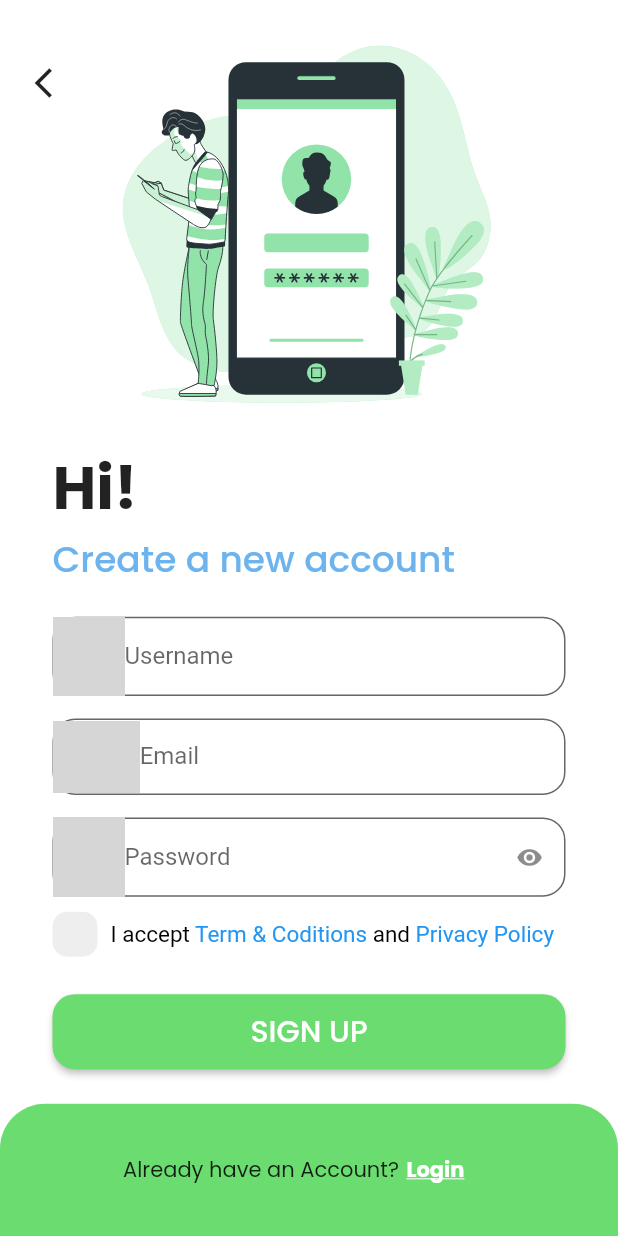
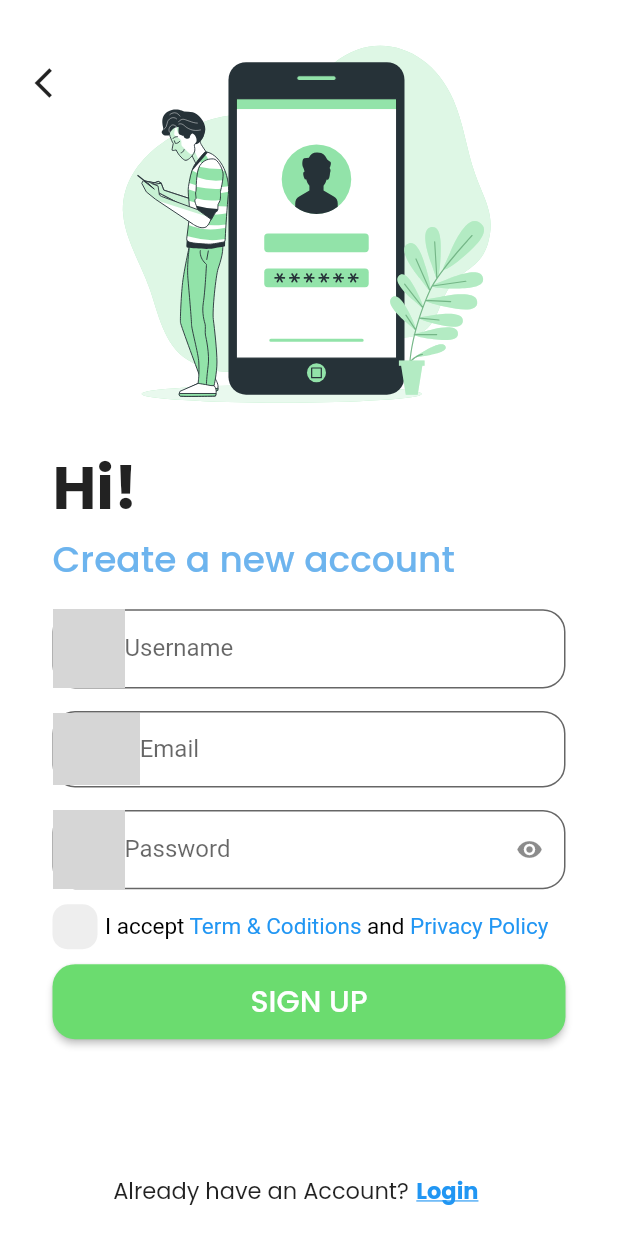
Before and after one commit to Ngochiendev/ShopApp, a Flutter app: the SignUpScreen screen opened by its route, after a tap on the "arrow back ios" icon, after a tap on "LOGIN", after a tap on "Sign Up", on a phone screen of 412 x 824 dp. Run offline on Flutter 3.47's test engine with Material 2 defaults, Android fonts, the phone set to English and light mode, and no system bars; our stand-ins replace firebase_auth, firebase_core, flutter_svg, get, google_fonts, lottie; accounts and stored records are empty; grey boxes are pictures that could not be loaded.

Commit message:
fixed UI Login & Logup

```diff
--- a/lib/View/screens/auth/component/check_widget.dart
+++ b/lib/View/screens/auth/component/check_widget.dart
@@ -20,6 +20,7 @@ class check_widget extends StatelessWidget {
             InkWell(
               borderRadius: BorderRadius.circular(10),
               onTap: () {
+                print('check');
                 controller.Checkbox();
               },
               child: Container(
@@ -35,12 +36,13 @@ class check_widget extends StatelessWidget {
               ),
             ),
             const SizedBox(width: 5),
-            RichText(
-              textAlign: TextAlign.center,
+            Expanded(
+              child: RichText(
+                textAlign: TextAlign.start,
                 text: TextSpan(
                   children: [
                     const TextSpan(
-                    text: " I accept ",
+                      text: "I accept ",
                       style: TextStyle(
                         color: Colors.black,
                         fontSize: 15,
@@ -85,6 +87,7 @@ class check_widget extends StatelessWidget {
                   ],
                 ),
               ),
+            ),
           ],
         ),
       );
--- a/lib/View/screens/auth/component/social_login.dart
+++ b/lib/View/screens/auth/component/social_login.dart
@@ -15,8 +15,8 @@ class SocialCard extends StatelessWidget {
     return GestureDetector(
       onTap: onpress,
       child: Container(
-        height: 50,
-        width: 50,
+        height: 45,
+        width: 45,
         margin: const EdgeInsets.symmetric(horizontal: 10),
         padding: const EdgeInsets.all(8),
         decoration: const BoxDecoration(
--- a/lib/View/screens/auth/login_screen.dart
+++ b/lib/View/screens/auth/login_screen.dart
@@ -31,7 +31,23 @@ class _LoginScreenState extends State<LoginScreen> {
         child: SizedBox(
           height: size.height,
           width: size.width,
-          child: Column(
+          child: Stack(
+            alignment: Alignment.bottomCenter,
+            children: [
+              Positioned(
+                top: 40,
+                left: 20,
+                height: 30,
+                width: 30,
+                child: GestureDetector(
+                  onTap: () {
+                    print('None');
+                    // Get.offNamed("/loginScreen");
+                  },
+                  child: const Icon(Icons.arrow_back_ios),
+                ),
+              ),
+              Column(
                 crossAxisAlignment: CrossAxisAlignment.stretch,
                 children: [
                   Container(
@@ -48,7 +64,6 @@ class _LoginScreenState extends State<LoginScreen> {
                   ),
                   Expanded(
                     flex: 5,
-                child: Container(
                     child: Padding(
                       padding: const EdgeInsets.symmetric(horizontal: 35.0),
                       child: Column(
@@ -85,8 +100,8 @@ class _LoginScreenState extends State<LoginScreen> {
                                         return null;
                                       }
                                     },
-                                  prefixIcon:
-                                      Image.asset('./assets/images/email.png'),
+                                    prefixIcon: Image.asset(
+                                        './assets/images/email.png'),
                                     hintText: 'Email',
                                     labelText: 'Email',
                                   ),
@@ -96,8 +111,9 @@ class _LoginScreenState extends State<LoginScreen> {
                                     builder: (_) {
                                       return AuthTextFormField(
                                         controller: password_controller,
-                                      obscureText:
-                                          controller.isVisibilty ? false : true,
+                                        obscureText: controller.isVisibilty
+                                            ? false
+                                            : true,
                                         validator: (password) {
                                           if (password == null ||
                                               password.isEmpty) {
@@ -148,21 +164,23 @@ class _LoginScreenState extends State<LoginScreen> {
                                       return AuthButton(
                                         text: 'LOGIN',
                                         onpress: () async {
-                                        if (formKey.currentState!.validate()) {
+                                          if (formKey.currentState!
+                                              .validate()) {
                                             String email =
                                                 email_controller.text.trim();
                                             String password =
                                                 password_controller.text;
                                             controller.logInUsingFirebase(
-                                              email: email, password: password);
+                                                email: email,
+                                                password: password);
                                           }
                                         },
                                       );
                                     },
                                   ),
                                   Container(
-                                  margin:
-                                      const EdgeInsets.symmetric(vertical: 20),
+                                    margin: const EdgeInsets.symmetric(
+                                        vertical: 20),
                                     child: Row(
                                       children: const [
                                         Flexible(
@@ -172,8 +190,8 @@ class _LoginScreenState extends State<LoginScreen> {
                                           ),
                                         ),
                                         Padding(
-                                        padding:
-                                            EdgeInsets.symmetric(horizontal: 8),
+                                          padding: EdgeInsets.symmetric(
+                                              horizontal: 8),
                                           child: Text(
                                             'Or Sign In with',
                                             style: TextStyle(fontSize: 14),
@@ -192,7 +210,8 @@ class _LoginScreenState extends State<LoginScreen> {
                                     mainAxisAlignment: MainAxisAlignment.center,
                                     children: [
                                       SocialCard(
-                                      icon: './assets/icons/facebook_icon.svg',
+                                        icon:
+                                            './assets/icons/facebook_icon.svg',
                                         onpress: () {
                                           print('facebook');
                                         },
@@ -213,23 +232,17 @@ class _LoginScreenState extends State<LoginScreen> {
                       ),
                     ),
                   ),
+                ],
               ),
-              Expanded(
-                flex: 1,
-                child: Container(
-                  padding:
-                      const EdgeInsets.symmetric(horizontal: 32, vertical: 30),
-                  decoration: const BoxDecoration(
-                    borderRadius:
-                        BorderRadius.vertical(top: Radius.circular(30)),
-                    color: Color.fromARGB(255, 107, 220, 111),
-                  ),
+              SizedBox(
+                height: 60,
                 child: Row(
                   mainAxisAlignment: MainAxisAlignment.center,
                   children: [
                     const TextUltils(
                       text: 'Don\'t have an Account?',
-                        color: Colors.white,
+                      fontsize: 15,
+                      color: Colors.black,
                     ),
                     TextButton(
                       style: TextButton.styleFrom(
@@ -244,12 +257,13 @@ class _LoginScreenState extends State<LoginScreen> {
                       },
                       child: const TextUltils(
                         text: 'Sign Up',
-                            color: Colors.white,
+                        fontsize: 15,
+                        color: Colors.blue,
                         fontWeight: FontWeight.bold,
                         decoration: TextDecoration.underline,
-                          )),
+                      ),
+                    ),
                   ],
-                  ),
                 ),
               ),
             ],
--- a/lib/View/screens/auth/signup_screen.dart
+++ b/lib/View/screens/auth/signup_screen.dart
@@ -32,6 +32,7 @@ class _SignUpScreenState extends State<SignUpScreen> {
           height: size.height,
           width: size.width,
           child: Stack(
+            alignment: Alignment.bottomCenter,
             children: [
               Positioned(
                 top: 40,
@@ -80,7 +81,7 @@ class _SignUpScreenState extends State<SignUpScreen> {
                               fontWeight: FontWeight.w500,
                               color: Color.fromARGB(255, 109, 180, 238),
                             ),
-                            const SizedBox(height: 20),
+                            const SizedBox(height: 15),
 
                             //username
                             AuthTextFormField(
@@ -151,7 +152,6 @@ class _SignUpScreenState extends State<SignUpScreen> {
 
                             //Text Term & Coditions
                             check_widget(),
-                            const SizedBox(height: 15),
                             //Button sign up
                             GetBuilder<Authcontroller>(
                               builder: (_) {
@@ -190,22 +190,17 @@ class _SignUpScreenState extends State<SignUpScreen> {
                       ),
                     ),
                   ),
+                ],
+              ),
               //Bottom
-                  Expanded(
-                    flex: 1,
-                    child: Container(
-                      padding: const EdgeInsets.symmetric(
-                          horizontal: 32, vertical: 30),
-                      decoration: const BoxDecoration(
-                        borderRadius:
-                            BorderRadius.vertical(top: Radius.circular(30)),
-                        color: Color.fromARGB(255, 107, 220, 111),
-                      ),
+              SizedBox(
+                height: 60,
                 child: Row(
                   mainAxisAlignment: MainAxisAlignment.center,
                   children: [
                     const TextUltils(
                       text: 'Already have an Account?',
+                      fontsize: 15,
                     ),
                     TextButton(
                       style: TextButton.styleFrom(
@@ -220,17 +215,15 @@ class _SignUpScreenState extends State<SignUpScreen> {
                       },
                       child: const TextUltils(
                         text: 'Login',
-                              color: Colors.white,
+                        fontsize: 15,
+                        color: Colors.blue,
                         fontWeight: FontWeight.bold,
                         decoration: TextDecoration.underline,
                       ),
                     ),
                   ],
                 ),
-                    ),
               )
-                ],
-              ),
             ],
           ),
         ),
--- a/lib/logic/controller/auth_controller.dart
+++ b/lib/logic/controller/auth_controller.dart
@@ -9,7 +9,7 @@ class Authcontroller extends GetxController {
   FirebaseAuth auth = FirebaseAuth.instance;
 
   Future<void> Visibilty() async {
-    isCheckbox = !isCheckbox;
+    isVisibilty = !isVisibilty;
     update();
   }
 
```
Lines whose indentation alone changed are shown as unchanged.
